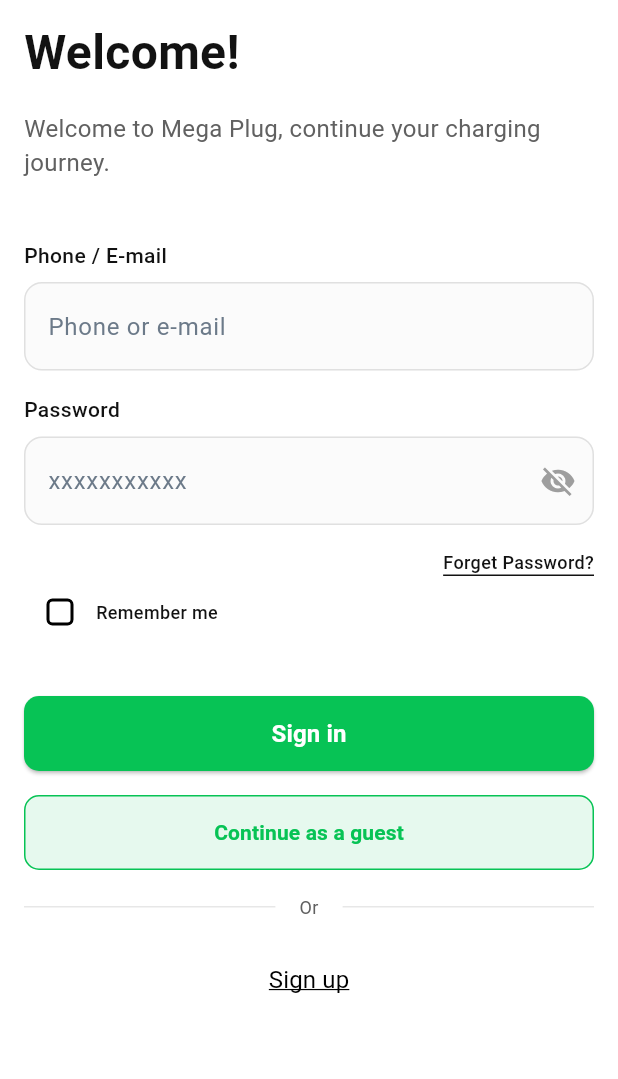
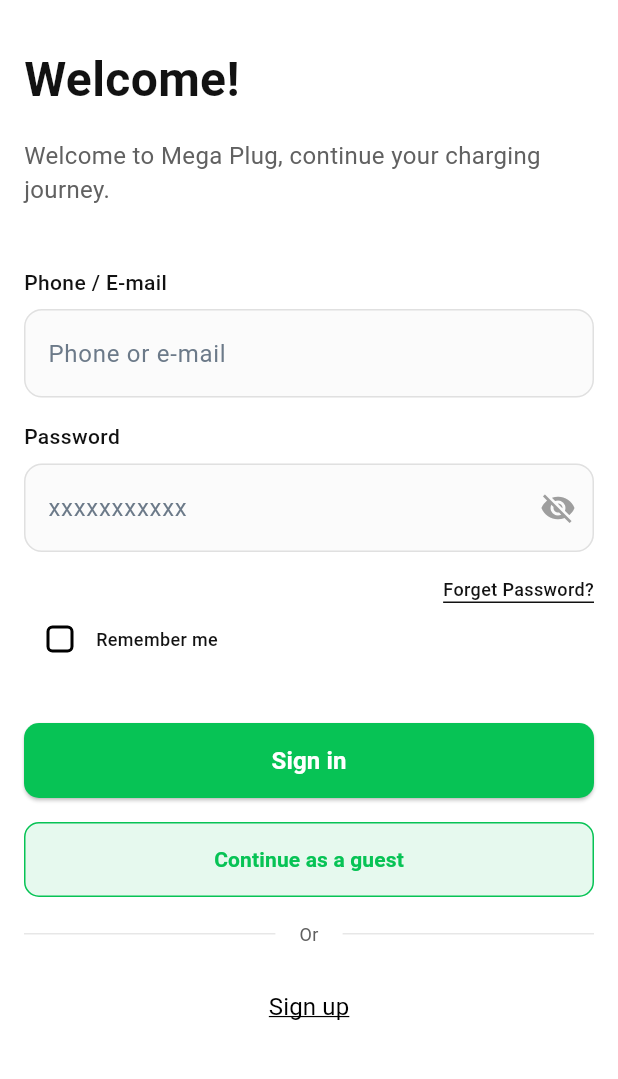
Before and after one commit to michaelsam94/mp-mobile, a Flutter app: the LoginScreenUI screen opened directly, on a phone screen of 412 x 824 dp, the part 117-1196 px from its top. Run offline on Flutter 3.47's test engine with Material 3 defaults, Android fonts, the phone set to English and light mode, and no system bars; our stand-ins replace bloc, dio, dotted_border, firebase_core, firebase_messaging, flutter_bloc and 9 more; missing offline and left inert: mobile_scanner; accounts and stored records are empty; network calls fail; project files that could hold a hidden picture were left out.

Commit message:
Update auth screens and settings model

```diff
--- a/lib/presentation/auth/guest_bottom_sheet.dart
+++ b/lib/presentation/auth/guest_bottom_sheet.dart
@@ -100,7 +100,7 @@
               ),
             ),
           ),
-          const SizedBox(height: 20),
+          const SizedBox(height: 50),
         ],
       ),
     );
--- a/lib/presentation/auth/login/login_screen.dart
+++ b/lib/presentation/auth/login/login_screen.dart
@@ -53,7 +53,7 @@
                     width: 400,
                     height: 50,
                   ),
-                  SizedBox(height: 12),
+                  SizedBox(height: 30),
                   Text(
                     'Welcome! ',
                     style: TextStyle(
```
Also changed, not shown: lib/presentation/profile/models/settings_response_model.dart (line endings or trailing spaces).
